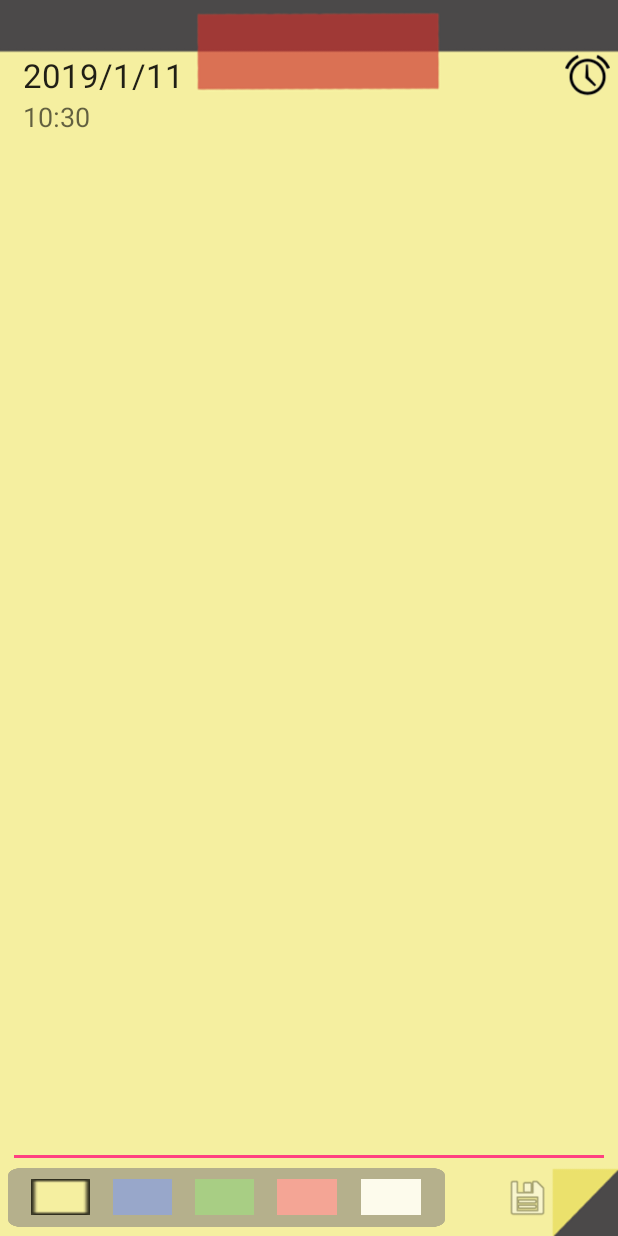
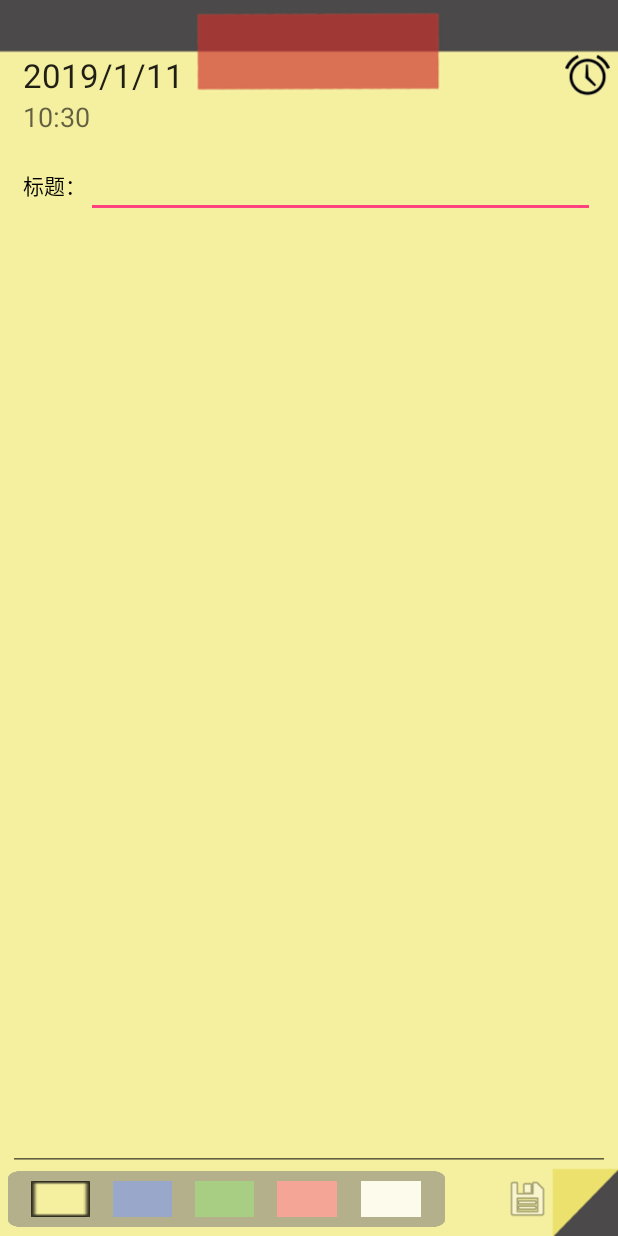
Before and after one commit to ColdFray/Memo, an Android app: the screen it shows after launch (Edit), after a tap on "Settings", on a phone screen of 412 x 824 dp. Run offline under Robolectric (Android 15) with nearby library versions, the phone set to English and light mode, and no system bars; libraries missing offline, so code that uses them is left out: org.litepal.crud, org.litepal.tablemanager; 4 statements that could not run were skipped.

Commit message:
增加标题

```diff
--- a/app/src/main/AndroidManifest.xml
+++ b/app/src/main/AndroidManifest.xml
@@ -6,7 +6,7 @@
     <application
         android:name="org.litepal.LitePalApplication"
         android:allowBackup="true"
-        android:icon="@drawable/icon"
+        android:icon="@drawable/icon_2"
         android:label="@string/app_name"
         android:supportsRtl="true"
         android:theme="@style/AppTheme">
--- a/app/src/main/java/com/example/qw/memo/Edit.java
+++ b/app/src/main/java/com/example/qw/memo/Edit.java
@@ -30,6 +30,7 @@ public class Edit extends Activity
     TextView date_text;
     TextView time_text;
     ImageButton alarm_button;
+    EditText edtTitle;
     EditText edt;
     TextView av;
     RadioGroup tagRadio;
@@ -40,6 +41,7 @@ public class Edit extends Activity
     int tag;
     String textDate;
     String textTime;
+    String textTitle;
     String mainText;
 
     //alarm clock
@@ -71,12 +73,14 @@ public class Edit extends Activity
         time_text=(TextView) findViewById(R.id.timeText);
         alarm_button=(ImageButton) findViewById((R.id.alarmButton));
         //alarm_button.setBackgroundResource(R.mipmap.ic_launcher);
+        edtTitle=findViewById(R.id.edtTitle);
         edt=(EditText) findViewById(R.id.editText);
         //edt.setBackgroundColor(color[tag]);
         av=(TextView) findViewById(R.id.alarmView);
 
         date_text.setText(textDate);
         time_text.setText(textTime);
+        edtTitle.setText(textTitle);
         edt.setText(mainText);
 
         av.setOnLongClickListener(this);
@@ -227,6 +231,7 @@ public class Edit extends Activity
         it.putExtra("tag",tag);
         //no need for date and time
         it.putExtra("alarm",alarm);
+        it.putExtra("textTitle",edtTitle.getText().toString());
         it.putExtra("mainText",edt.getText().toString());
 
         setResult(RESULT_OK,it);
@@ -241,6 +246,7 @@ public class Edit extends Activity
         textTime=it.getStringExtra("textTime");
 
         alarm=it.getStringExtra("alarm");
+        textTitle=it.getStringExtra("textTitle");
         mainText=it.getStringExtra("mainText");
     }
 
--- a/app/src/main/java/com/example/qw/memo/MainActivity.java
+++ b/app/src/main/java/com/example/qw/memo/MainActivity.java
@@ -91,8 +91,9 @@ public class MainActivity extends AppCompatActivity
             String textDate = record.getTextDate();
             String textTime = record.getTextTime();
             boolean alarm = record.getAlarm().length() > 1 ? true : false;
+            String textTitle = record.getTextTitle();
             String mainText = record.getMainText();
-            OneMemo temp = new OneMemo(tag, textDate, textTime, alarm, mainText);
+            OneMemo temp = new OneMemo(tag, textDate, textTime, alarm, textTitle, mainText);
             memolist.add(temp);
         }
 
@@ -107,6 +108,7 @@ public class MainActivity extends AppCompatActivity
         record.setTextDate("1212");
         record.setTextTime("23:00");
         record.setAlarm("123");
+        record.setTextTitle("标题");
         record.setMainText("hahaha");
         record.save();
         */
@@ -156,7 +158,6 @@ public class MainActivity extends AppCompatActivity
         }
     }
 
-    //update the database and memolist acccording to the "num" memo that Edit.class return
     private void updateLitePalAndList(int requestCode, Intent it) {
 
         int num=requestCode;
@@ -167,14 +168,15 @@ public class MainActivity extends AppCompatActivity
         String current_time=getCurrentTime(c);
 
         String alarm=it.getStringExtra("alarm");
+        String textTitle=it.getStringExtra("textTitle");
         String mainText=it.getStringExtra("mainText");
 
         boolean gotAlarm = alarm.length() > 1 ? true : false;
-        OneMemo new_memo = new OneMemo(tag, current_date, current_time, gotAlarm, mainText);
+        OneMemo new_memo = new OneMemo(tag, current_date, current_time, gotAlarm, textTitle, mainText);
 
         if((requestCode+1)>memolist.size()) {
             // add a new memo record into database
-            addRecordToLitePal(num, tag, current_date, current_time, alarm, mainText);
+            addRecordToLitePal(num, tag, current_date, current_time, alarm, textTitle, mainText);
 
             // add a new OneMemo object into memolist and show
             memolist.add(new_memo);
@@ -192,6 +194,7 @@ public class MainActivity extends AppCompatActivity
             temp.put("textDate", current_date);
             temp.put("textTime", current_time);
             temp.put("alarm", alarm);
+            temp.put("textTitle",textTitle);
             temp.put("mainText", mainText);
             String where = String.valueOf(num);
             DataSupport.updateAll(Memo.class, temp, "num = ?", where);
@@ -213,8 +216,8 @@ public class MainActivity extends AppCompatActivity
         String textTime=getCurrentTime(c);
 
         //insert two records into the database
-        addRecordToLitePal(0,0,textDate,textTime,"","click to edit");
-        addRecordToLitePal(1,1,textDate,textTime,"","long click to delete");
+        addRecordToLitePal(0,0,textDate,textTime,"","click to edit","mainText1");
+        addRecordToLitePal(1,1,textDate,textTime,"","long click to delete","mainText2");
     }
 
     //get current date in XX/XX format
@@ -236,14 +239,14 @@ public class MainActivity extends AppCompatActivity
         return current_time;
     }
 
-    private void addRecordToLitePal(int num, int tag, String textDate, String textTime, String alarm, String mainText) {
+    private void addRecordToLitePal(int num, int tag, String textDate, String textTime, String alarm,String textTitle, String mainText) {
         Memo record=new Memo();
         record.setNum(num);
         record.setTag(tag);
         record.setTextDate(textDate);
         record.setTextTime(textTime);
         record.setAlarm(alarm);
-
+        record.setTextTitle(textTitle);
         record.setMainText(mainText);
         record.save();
     }
@@ -254,6 +257,7 @@ public class MainActivity extends AppCompatActivity
         it.putExtra("textDate",record.getTextDate());
         it.putExtra("textTime",record.getTextTime());
         it.putExtra("alarm",record.getAlarm());
+        it.putExtra("textTitle",record.getTextTitle());
         it.putExtra("mainText",record.getMainText());
     }
 
@@ -272,6 +276,7 @@ public class MainActivity extends AppCompatActivity
         it.putExtra("textDate",current_date);
         it.putExtra("textTime",current_time);
         it.putExtra("alarm","");
+        it.putExtra("textTitle","");
         it.putExtra("mainText","");
 
         startActivityForResult(it,position);
--- a/app/src/main/java/com/example/qw/memo/Memo.java
+++ b/app/src/main/java/com/example/qw/memo/Memo.java
@@ -8,6 +8,7 @@ public class Memo extends DataSupport {
     private String textDate;
     private String textTime;
     private String alarm;
+    private String textTitle;
     private String mainText;
     private int id;
 
@@ -26,6 +27,9 @@ public class Memo extends DataSupport {
     }
     public String getAlarm(){
         return alarm;
+    }
+    public String getTextTitle(){
+        return textTitle;
     }
     public String getMainText(){
         return mainText;
@@ -48,6 +52,9 @@ public class Memo extends DataSupport {
     public void setAlarm(String alarm){
         this.alarm=alarm;
     }
+    public void setTextTitle(String textTitle){
+        this.textTitle=textTitle;
+    }
     public void setMainText(String mainText){
         this.mainText=mainText;
     }
--- a/app/src/main/java/com/example/qw/memo/MemoAdapter.java
+++ b/app/src/main/java/com/example/qw/memo/MemoAdapter.java
@@ -9,6 +9,8 @@ import android.view.ViewGroup;
 import android.widget.ArrayAdapter;
 import android.widget.ImageView;
 import android.widget.TextView;
+
+import org.w3c.dom.Text;
 
 import java.util.List;
 
@@ -31,6 +33,7 @@ public class MemoAdapter extends ArrayAdapter<OneMemo>{
         TextView textDate=(TextView)view.findViewById(R.id.textDate);
         TextView textTime=(TextView)view.findViewById(R.id.textTime);
         ImageView alarm=(ImageView) view.findViewById(R.id.alarm);
+        TextView textTitle = view.findViewById(R.id.textTitle);
         TextView mainText=(TextView)view.findViewById(R.id.mainText);
 
         if(memo.getTag()<color.length)
@@ -43,6 +46,7 @@ public class MemoAdapter extends ArrayAdapter<OneMemo>{
         else {
             alarm.setVisibility(View.GONE);
         }
+        textTitle.setText(memo.getTextTitle());
         mainText.setText(memo.getMainText());
 
         return view;
--- a/app/src/main/java/com/example/qw/memo/OneShotAlarm.java
+++ b/app/src/main/java/com/example/qw/memo/OneShotAlarm.java
@@ -82,6 +82,7 @@ public class OneShotAlarm extends BroadcastReceiver {
         it.putExtra("textTime",record.getTextTime());
         record.setAlarm("");
         it.putExtra("alarm","");
+        it.putExtra("textTitle",record.getTextTitle());
         it.putExtra("mainText",record.getMainText());
     }
 
--- a/app/src/main/res/layout/activity_edit.xml
+++ b/app/src/main/res/layout/activity_edit.xml
@@ -79,6 +79,12 @@
             android:text="Alert at ..."
             android:id="@+id/alarmView" />
     </LinearLayout>
+
+    <LinearLayout android:orientation="horizontal" android:layout_height="wrap_content" android:layout_width="match_parent" android:layout_margin="10dp">
+        <TextView android:layout_height="wrap_content" android:layout_width="wrap_content" android:textColor="@android:color/black" android:text="标题："/>
+        <EditText android:layout_height="wrap_content" android:layout_width="match_parent" android:id="@+id/edtTitle"/>
+    </LinearLayout>
+
 
     <EditText
         android:layout_width="match_parent"
```
Also changed, not shown: app/src/main/java/com/example/qw/memo/OneMemo.java (+11 -1 lines), app/src/main/res/layout/memo_list.xml (+39 -19 lines).
